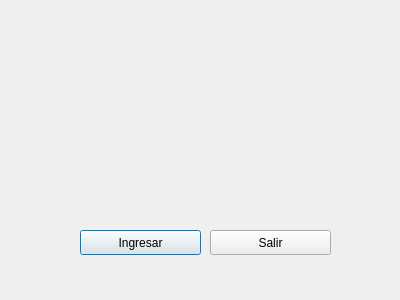
juanes10z/ENTREGABLE_3_INFO, file Ventana_Ingreso.ui: the form before one commit.
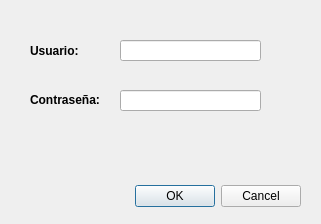
The form after the commit.

Diff of the .ui file:
```diff
--- a/Ventana_Ingreso.ui
+++ b/Ventana_Ingreso.ui
@@ -6,40 +6,85 @@
    <rect>
     <x>0</x>
     <y>0</y>
-    <width>400</width>
-    <height>300</height>
+    <width>321</width>
+    <height>224</height>
    </rect>
   </property>
   <property name="windowTitle">
    <string>Inicio De Sesion</string>
   </property>
-  <property name="windowOpacity">
-   <double>0.000000000000000</double>
-  </property>
-  <widget class="QPushButton" name="Ingresar">
+  <widget class="QDialogButtonBox" name="buttonBox">
    <property name="geometry">
     <rect>
-     <x>80</x>
-     <y>230</y>
-     <width>121</width>
-     <height>25</height>
+     <x>-40</x>
+     <y>180</y>
+     <width>341</width>
+     <height>32</height>
     </rect>
    </property>
+   <property name="orientation">
+    <enum>Qt::Horizontal</enum>
+   </property>
+   <property name="standardButtons">
+    <set>QDialogButtonBox::Cancel|QDialogButtonBox::Ok</set>
+   </property>
+  </widget>
+  <widget class="QLabel" name="label">
+   <property name="geometry">
+    <rect>
+     <x>30</x>
+     <y>40</y>
+     <width>51</width>
+     <height>21</height>
+    </rect>
+   </property>
+   <property name="font">
+    <font>
+     <weight>75</weight>
+     <bold>true</bold>
+    </font>
+   </property>
    <property name="text">
-    <string>Ingresar</string>
+    <string>Usuario: </string>
    </property>
   </widget>
-  <widget class="QPushButton" name="Salir">
+  <widget class="QLabel" name="label_2">
    <property name="geometry">
     <rect>
-     <x>210</x>
-     <y>230</y>
-     <width>121</width>
-     <height>25</height>
+     <x>30</x>
+     <y>90</y>
+     <width>71</width>
+     <height>20</height>
     </rect>
    </property>
+   <property name="font">
+    <font>
+     <weight>75</weight>
+     <bold>true</bold>
+    </font>
+   </property>
    <property name="text">
-    <string>Salir</string>
+    <string>Contraseña: </string>
+   </property>
+  </widget>
+  <widget class="QLineEdit" name="campo_usuario">
+   <property name="geometry">
+    <rect>
+     <x>120</x>
+     <y>40</y>
+     <width>141</width>
+     <height>21</height>
+    </rect>
+   </property>
+  </widget>
+  <widget class="QLineEdit" name="campo_password">
+   <property name="geometry">
+    <rect>
+     <x>120</x>
+     <y>90</y>
+     <width>141</width>
+     <height>21</height>
+    </rect>
    </property>
   </widget>
  </widget>
```
Left out of the diff: 6 changed lines with no effect on the pictures.
